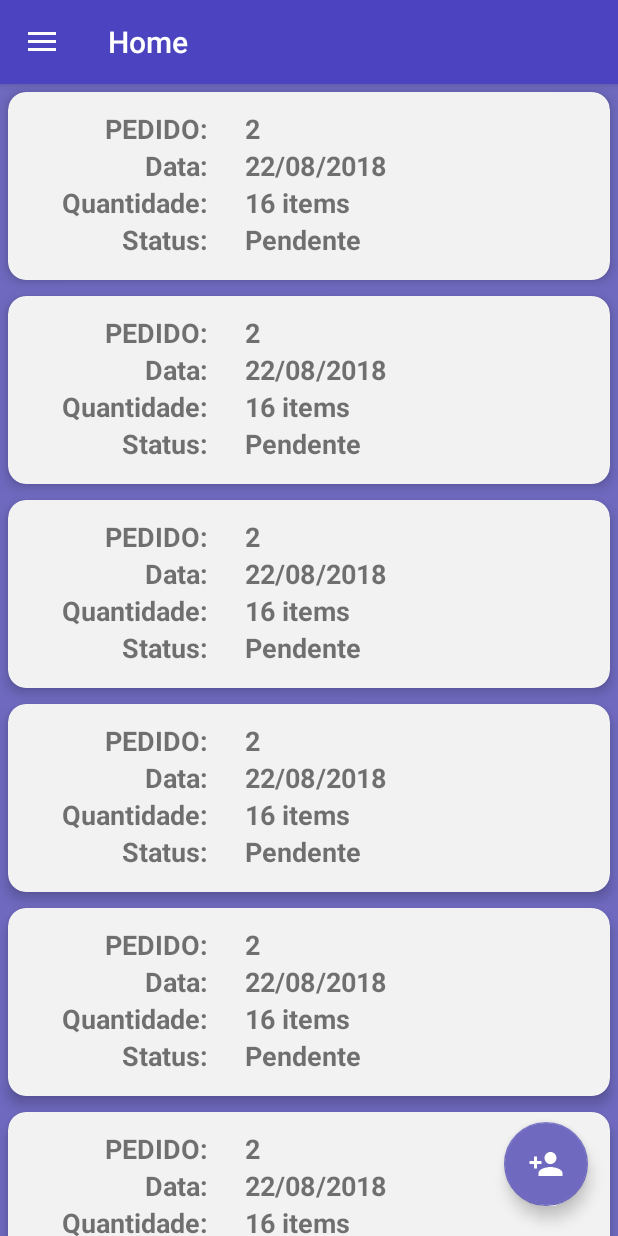
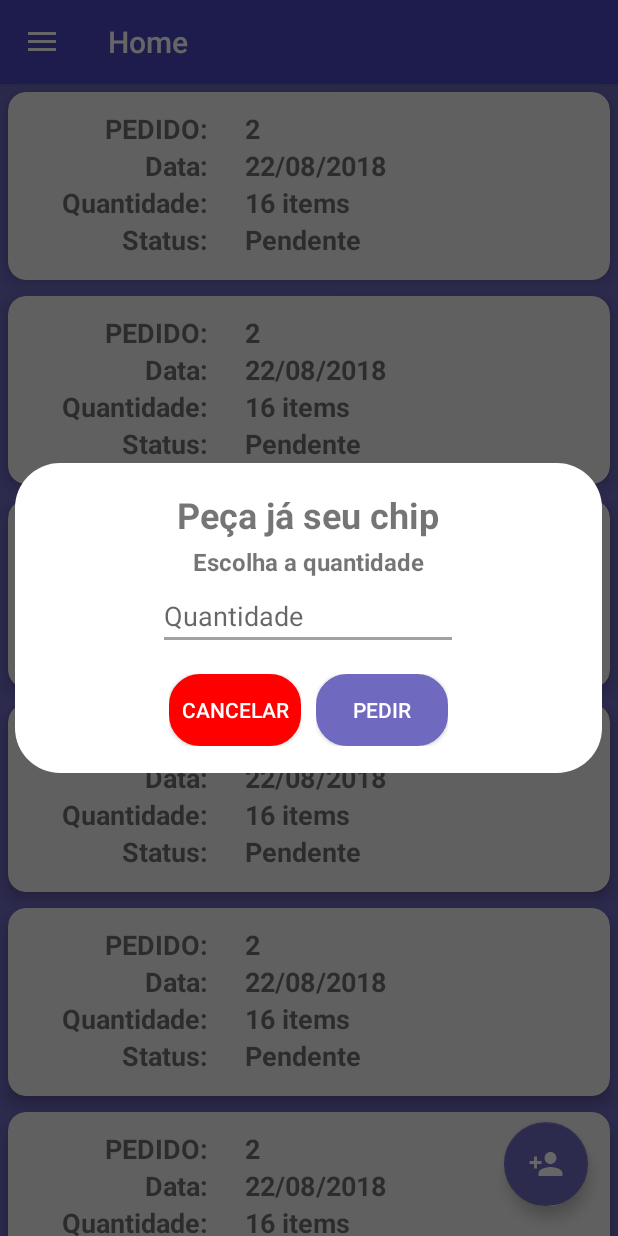
Before and after one commit to RenatoDias22/BrisaChips, an Android app: the HomeFragment screen opened directly, with no data from a screen before it, after a tap on an icon or button, on a phone screen of 412 x 824 dp. Run offline under Robolectric (Android 15) with nearby library versions, the phone set to English and light mode, and no system bars.

Commit message:
Adicionando dialog

```diff
--- a/app/src/main/java/com/renatodias/brisachips/Fragmants/Home/HomeFragment.java
+++ b/app/src/main/java/com/renatodias/brisachips/Fragmants/Home/HomeFragment.java
@@ -2,12 +2,14 @@ package com.renatodias.brisachips.Fragmants.Home;
 
 import android.content.Context;
 import android.graphics.Color;
+import android.graphics.drawable.ColorDrawable;
 import android.net.Uri;
 import android.os.Bundle;
 import android.support.design.widget.FloatingActionButton;
 import android.support.v4.app.Fragment;
 import android.support.v4.app.FragmentActivity;
 import android.support.v7.app.ActionBar;
+import android.support.v7.app.AlertDialog;
 import android.support.v7.widget.LinearLayoutManager;
 import android.support.v7.widget.RecyclerView;
 import android.support.v7.widget.Toolbar;
@@ -46,7 +48,13 @@ public class HomeFragment extends Fragment {
         fab.setOnClickListener(new View.OnClickListener() {
             @Override
             public void onClick(View view) {
+                AlertDialog.Builder mBuilder = new AlertDialog.Builder(getContext());
+                View viewDialog = getLayoutInflater().inflate(R.layout.dialog_home_pedidos, null);
 
+                mBuilder.setView(viewDialog);
+                AlertDialog dialog = mBuilder.create();
+                dialog.getWindow().setBackgroundDrawable(new ColorDrawable(Color.TRANSPARENT));
+                dialog.show();
             }
         });
 
--- a/app/src/main/java/com/renatodias/brisachips/Login/Model/AuthUser.java
+++ b/app/src/main/java/com/renatodias/brisachips/Login/Model/AuthUser.java
@@ -28,15 +28,43 @@ public class AuthUser {
         private String name;
         @SerializedName("email")
         private String email;
+        @SerializedName("has_password")
+        private Boolean has_password;
+        @SerializedName("profile_photo")
+        private Boolean profile_photo;
+        @SerializedName("facebook_photo_url")
+        private String facebook_photo_url;
+        @SerializedName("facebook_user")
+        private Boolean facebook_user;
+        @SerializedName("user_level")
+        private String user_level;
 
+//        {
+//            "user": {
+//            "id": 1,
+//                    "name": "Morais Neto",
+//                    "email": "moraisnetocc@gmail.com",
+//                    "has_password": true,
+//                    "profile_photo": null,
+//                    "facebook_photo_url": null,
+//                    "facebook_user": false,
+//                    "user_level": 0
+//        },
+//            "auth_token": "89f32b813c1261817b100be757e7edf900cc3c57"
+//        }
 
         public User() {
         }
 
-        public User(long id, String name, String email, String password, String newPassword, String accountType, String authTokenType, String accountName, String token) {
+        public User(long id, String name, String email, Boolean has_password, Boolean profile_photo, String facebook_photo_url, Boolean facebook_user, String user_level) {
             this.id = id;
             this.name = name;
             this.email = email;
+            this.has_password = has_password;
+            this.profile_photo = profile_photo;
+            this.facebook_photo_url = facebook_photo_url;
+            this.facebook_user = facebook_user;
+            this.user_level = user_level;
         }
 
         public long getId() {
--- /dev/null
+++ b/app/src/main/res/drawable/borda_redonda.xml
@@ -0,0 +1,12 @@
+<?xml version="1.0" encoding="utf-8"?>
+<shape xmlns:android="http://schemas.android.com/apk/res/android">
+    <solid
+        android:color="@color/branco"/>
+    <corners
+        android:radius="30dp" />
+    <padding
+        android:left="10dp"
+        android:top="10dp"
+        android:right="10dp"
+        android:bottom="10dp" />
+</shape>
--- a/app/src/main/res/layout/card_layout_cidades.xml
+++ b/app/src/main/res/layout/card_layout_cidades.xml
@@ -35,10 +35,8 @@
                 android:paddingLeft="16dp"
                 android:paddingRight="16dp"
                 android:text="Pereiro"
-                android:textAppearance="@style/TextAppearance.AppCompat.Button"
                 android:textSize="18sp"
-                android:textStyle="bold"
-                card_view:fontFamily="@font/bangers" />
+                android:textStyle="bold"/>
 
         </LinearLayout>
 
--- a/app/src/main/res/layout/card_layout_regioes.xml
+++ b/app/src/main/res/layout/card_layout_regioes.xml
@@ -35,10 +35,8 @@
                 android:paddingLeft="16dp"
                 android:paddingRight="16dp"
                 android:text="Vale do Jaguaribe"
-                android:textAppearance="@style/TextAppearance.AppCompat.Button"
                 android:textSize="18sp"
-                android:textStyle="bold"
-                card_view:fontFamily="@font/bangers" />
+                android:textStyle="bold" />
 
         </LinearLayout>
 
--- /dev/null
+++ b/app/src/main/res/layout/dialog_home_pedidos.xml
@@ -0,0 +1,96 @@
+<?xml version="1.0" encoding="utf-8"?>
+<LinearLayout xmlns:android="http://schemas.android.com/apk/res/android"
+    android:orientation="vertical" android:layout_width="match_parent"
+    android:layout_height="match_parent"
+    android:background="@drawable/borda_redonda">
+
+
+    <TextView
+        android:id="@+id/peca_chip_item"
+        android:layout_width="wrap_content"
+        android:layout_height="wrap_content"
+        android:text="@string/pe_a_j_seu_chip"
+        android:textSize="24sp"
+        android:layout_gravity="center"
+        android:layout_marginTop="8dp"
+        android:textStyle="bold" />
+
+    <TextView
+        android:id="@+id/textView2"
+        android:layout_width="wrap_content"
+        android:layout_height="wrap_content"
+        android:text="@string/escolha_a_quantidade"
+        android:textSize="16sp"
+        android:layout_gravity="center"
+        android:layout_marginTop="4dp"
+        android:textStyle="bold" />
+
+    <EditText
+        android:id="@+id/quantidade_item_alert"
+        android:inputType="number"
+        android:layout_width="200dp"
+        android:layout_height="40dp"
+        android:layout_centerHorizontal="true"
+        android:lineSpacingExtra="20sp"
+        android:layout_gravity="center"
+        android:hint="Quantidade"
+        android:textColor="@color/cinzaAppPadrao"
+        android:theme="@style/EditTextLogin"
+        android:layout_marginTop="8dp"
+        android:imeOptions="actionNext"
+        android:maxLines="1"
+        android:lines="1"/>
+
+    <RelativeLayout
+        android:layout_width="wrap_content"
+        android:layout_height="wrap_content"
+        android:layout_gravity="center"
+        android:layout_marginTop="8dp"
+        android:padding="8dp">
+
+        <LinearLayout
+            android:id="@+id/containerButton_home_info_dialog"
+            android:layout_width="wrap_content"
+            android:layout_height="wrap_content"
+            android:layout_centerVertical="true"
+            android:foregroundGravity="fill"
+            android:gravity="center"
+            android:orientation="vertical">
+
+            <Button
+                android:id="@+id/entrarLogin"
+                android:layout_width="match_parent"
+                android:layout_height="match_parent"
+                android:background="@drawable/mybutton"
+                android:backgroundTint="@color/cancelar"
+                android:text="@string/cancelar"
+                android:textColor="@color/branco"/>
+
+        </LinearLayout>
+
+        <LinearLayout
+            android:id="@+id/containerButton_home_dialog"
+            android:layout_width="wrap_content"
+            android:layout_height="wrap_content"
+            android:layout_centerVertical="true"
+            android:layout_marginLeft="10dp"
+            android:layout_toRightOf="@+id/containerButton_home_info_dialog"
+            android:foregroundGravity="fill"
+            android:gravity="center_vertical"
+            android:orientation="vertical">
+
+            <Button
+                android:id="@+id/entrarLogin_dialog"
+                android:layout_width="match_parent"
+                android:layout_height="match_parent"
+                android:layout_gravity="center"
+                android:background="@drawable/mybutton"
+                android:backgroundTint="@color/logo"
+                android:text="@string/pedir"
+                android:textColor="@color/branco" />
+
+        </LinearLayout>
+
+    </RelativeLayout>
+
+</LinearLayout>
--- a/app/src/main/res/values/colors.xml
+++ b/app/src/main/res/values/colors.xml
@@ -10,4 +10,6 @@
     <color name="cinzaAppPadrao">#A1A1A1</color>
     <color name="bordas">#B5B5B5</color>
     <color name="logo">#6F6AC0</color>
+    <color name="cancelar">#FF0000</color>
+
 </resources>
--- a/app/src/main/res/values/strings.xml
+++ b/app/src/main/res/values/strings.xml
@@ -13,5 +13,9 @@
     <string name="hello_blank_fragment">Hello blank fragment</string>
     <string name="title_activity_menu_lateral_home">Home</string>
     <string name="title_activity_menu_lateral_regiao">Região</string>
+    <string name="pe_a_j_seu_chip">Peça já seu chip</string>
+    <string name="escolha_a_quantidade">Escolha a quantidade</string>
+    <string name="cancelar">Cancelar</string>
+    <string name="pedir">Pedir</string>
 
 </resources>
```
Also changed, not shown: app/src/main/java/com/renatodias/brisachips/Login/LoginActivity.java (+9 -0 lines), app/src/main/res/drawable/frame.xml (indentation only).
